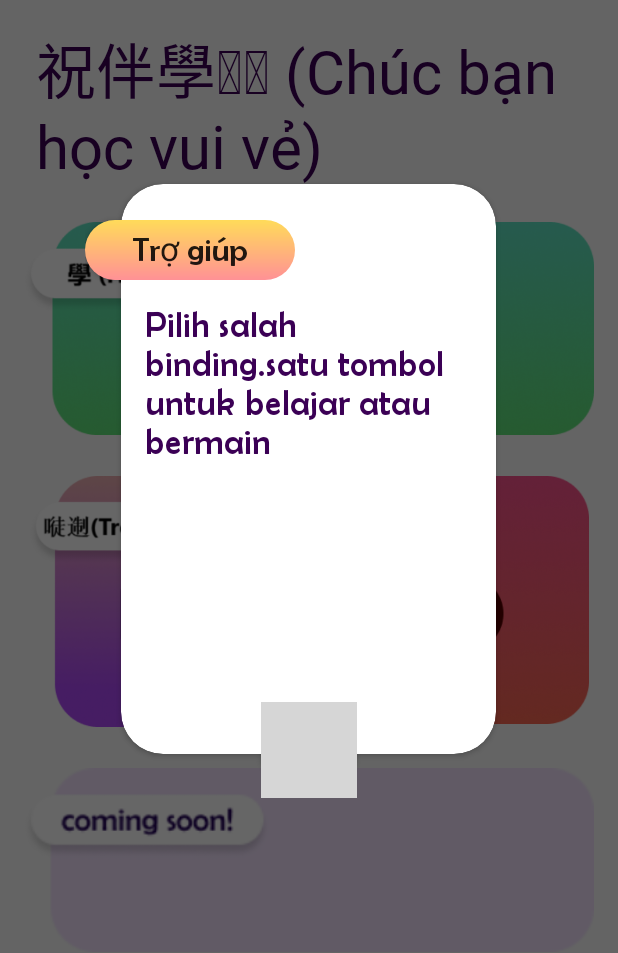
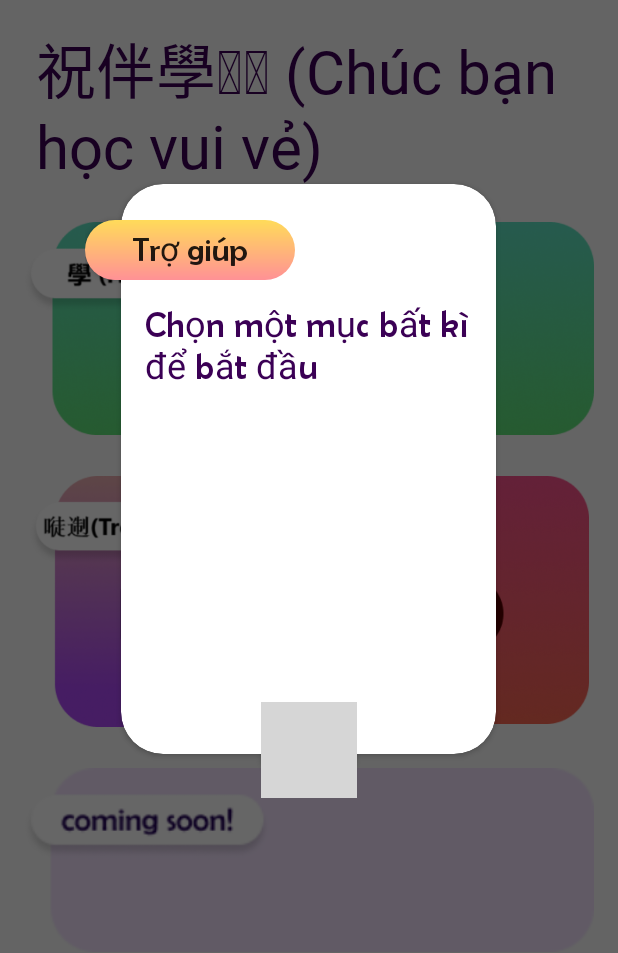
Before and after one commit to hoangnguyenvku000/hannom, an Android app: the HomeActivity screen opened directly, with no data from a screen before it, after a tap on an icon or button, on a phone screen of 412 x 824 dp, the part 149-1102 px from its top. Run offline under Robolectric (Android 15) with nearby library versions, the phone set to English and light mode, and no system bars; grey boxes are pictures that could not be loaded.

Commit message:
Chỉnh sửa

```diff
--- a/app/src/main/java/com/example/hannom/main/HomeActivity.kt
+++ b/app/src/main/java/com/example/hannom/main/HomeActivity.kt
@@ -65,7 +65,7 @@ class HomeActivity : AppCompatActivity(){
             btnxPopUP = epicDialog.findViewById(R.id.button_xhelp)
             helptext = epicDialog.findViewById(R.id.help)
 
-            helptext.text = "Pilih salah binding.satu tombol untuk belajar atau bermain"
+            helptext.text = "Chọn một mục bất kì để bắt đầu"
 
             btnxPopUP.setOnClickListener {
                 epicDialog.dismiss()
```
